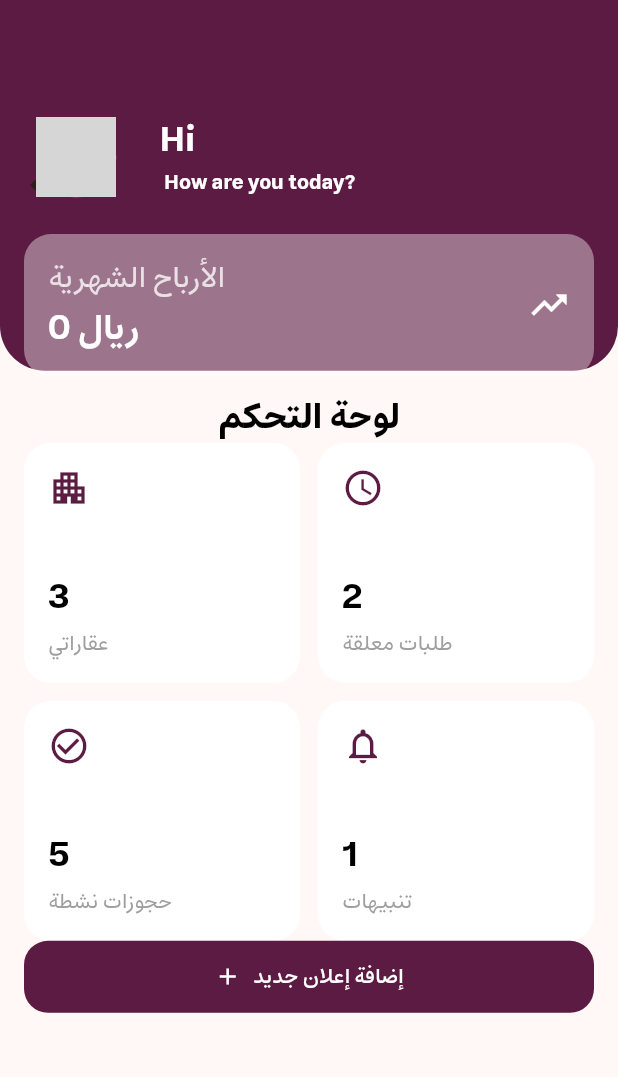
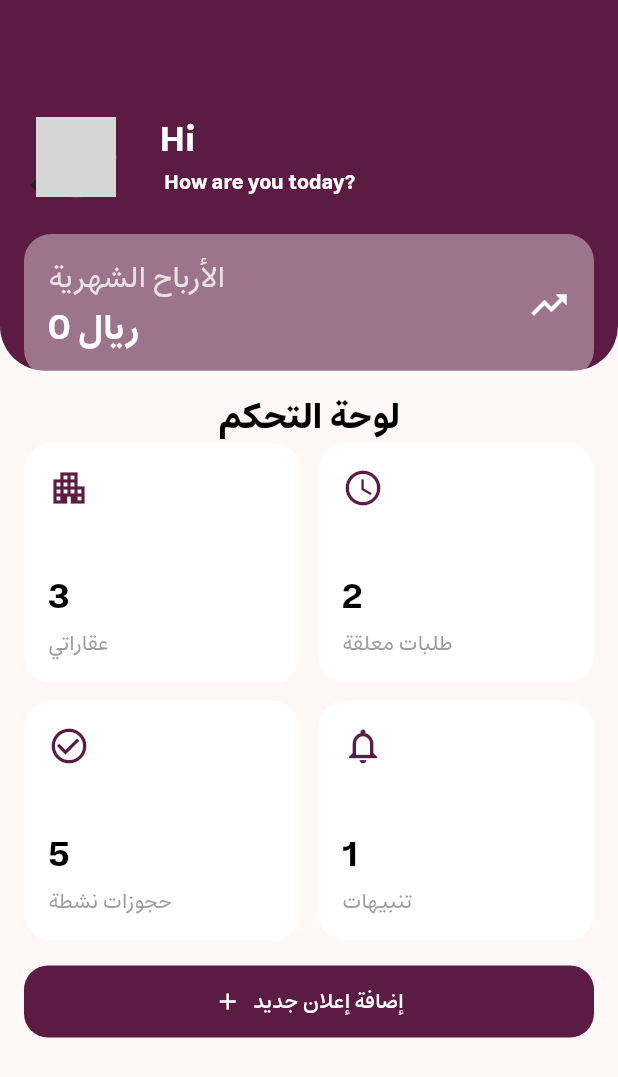
Before and after one commit to khalid-harbi/Rehab, a Flutter app: the OwnerFeatureScreen screen opened directly, on a phone screen of 412 x 824 dp. Shown: the top 1077 px of the screen. Run offline on Flutter 3.47's test engine with Material 3 defaults, Android fonts, the phone set to English and light mode, and no system bars; our stand-ins replace carousel_slider, device_info_plus, dio, dots_indicator, easy_localization, envied and 24 more; missing offline and left inert: any_image_view, flutter_supabase_chat_core, moyasar; accounts and stored records are empty; grey boxes are pictures that could not be loaded.

Commit message:
solve error with total feature

```diff
--- a/rehab/lib/core/extensions/context_extensions.dart
+++ b/rehab/lib/core/extensions/context_extensions.dart
@@ -32,11 +32,11 @@ extension ContextExtensions on BuildContext {
         shape: RoundedRectangleBorder(borderRadius: BorderRadius.circular(20)),
         title: const Text(
           "تسجيل الخروج",
-          style: TextStyle(color: Colors.white, fontWeight: FontWeight.bold),
+          style: TextStyle(color: Colors.black, fontWeight: FontWeight.bold),
         ),
         content: const Text(
           "هل أنت متأكد أنك تريد تسجيل الخروج؟",
-          style: TextStyle(color: Colors.white70),
+          style: TextStyle(color: Colors.black54),
         ),
         actions: [
           TextButton(
--- a/rehab/lib/features/auth/sub/logout/presentation/pages/logout_feature_widget.dart
+++ b/rehab/lib/features/auth/sub/logout/presentation/pages/logout_feature_widget.dart
@@ -1,4 +1,3 @@
-import 'package:easy_localization/easy_localization.dart';
 import 'package:flutter/material.dart';
 import 'package:flutter_bloc/flutter_bloc.dart';
 import 'package:get_it/get_it.dart';
--- a/rehab/lib/features/owner/presentation/pages/owner_feature_screen.dart
+++ b/rehab/lib/features/owner/presentation/pages/owner_feature_screen.dart
@@ -2,6 +2,7 @@ import 'package:flutter/material.dart';
 import 'package:flutter_bloc/flutter_bloc.dart';
 import 'package:get_it/get_it.dart';
 import 'package:go_router/go_router.dart';
+import 'package:rehab/core/exports/app_exports.dart';
 import 'package:rehab/core/navigation/routers.dart';
 import 'package:rehab/features/owner/presentation/cubit/owner_cubit.dart';
 import 'package:rehab/features/owner/presentation/widgets/owner_sliver_app_bar_widget.dart';
@@ -63,6 +64,7 @@ class OwnerFeatureScreen extends StatelessWidget {
                         ),
                       ],
                     ),
+                    Gap(2.sh),
                     SizedBox(
                       width: double.infinity,
                       child: ElevatedButton.icon(
--- a/rehab/lib/features/profile/presentation/pages/profile_feature_screen.dart
+++ b/rehab/lib/features/profile/presentation/pages/profile_feature_screen.dart
@@ -13,7 +13,6 @@ class ProfileFeatureScreen extends HookWidget {
   const ProfileFeatureScreen({super.key});
   @override
   Widget build(BuildContext context) {
-    final isArabic = useState(context.locale.languageCode == 'ar');
     return Scaffold(
       appBar: AppBar(
         title: Padding(
--- a/rehab/pubspec.yaml
+++ b/rehab/pubspec.yaml
@@ -9,9 +9,7 @@ environment:
 dependencies:
   any_image_view: ^2.1.0
   bloc: ^9.2.0
-  crystal_navigation_bar: ^1.1.0
   cupertino_icons: ^1.0.9
-  curved_navigation_bar: ^1.0.6
   device_info_plus: ^11.5.0
   dio: ^5.9.2
   easy_localization: ^3.0.8
```
Also changed, not shown: rehab/lib/features/owner/presentation/widgets/owner_state_card.dart (+2 -9 lines), rehab/pubspec.lock.
